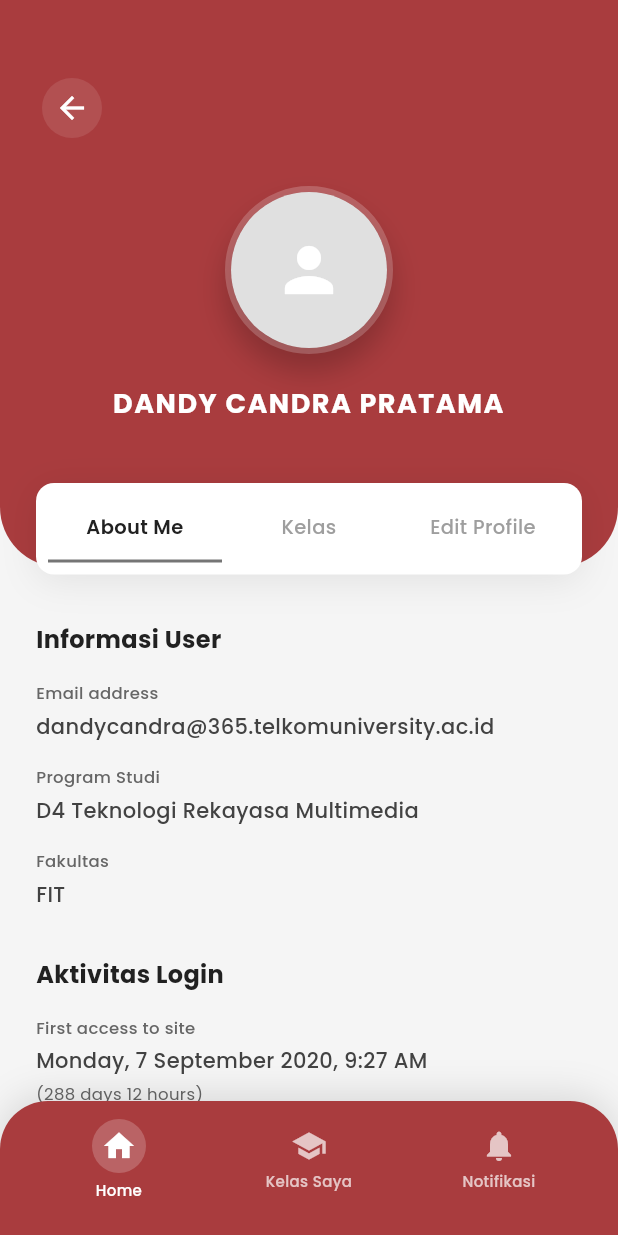
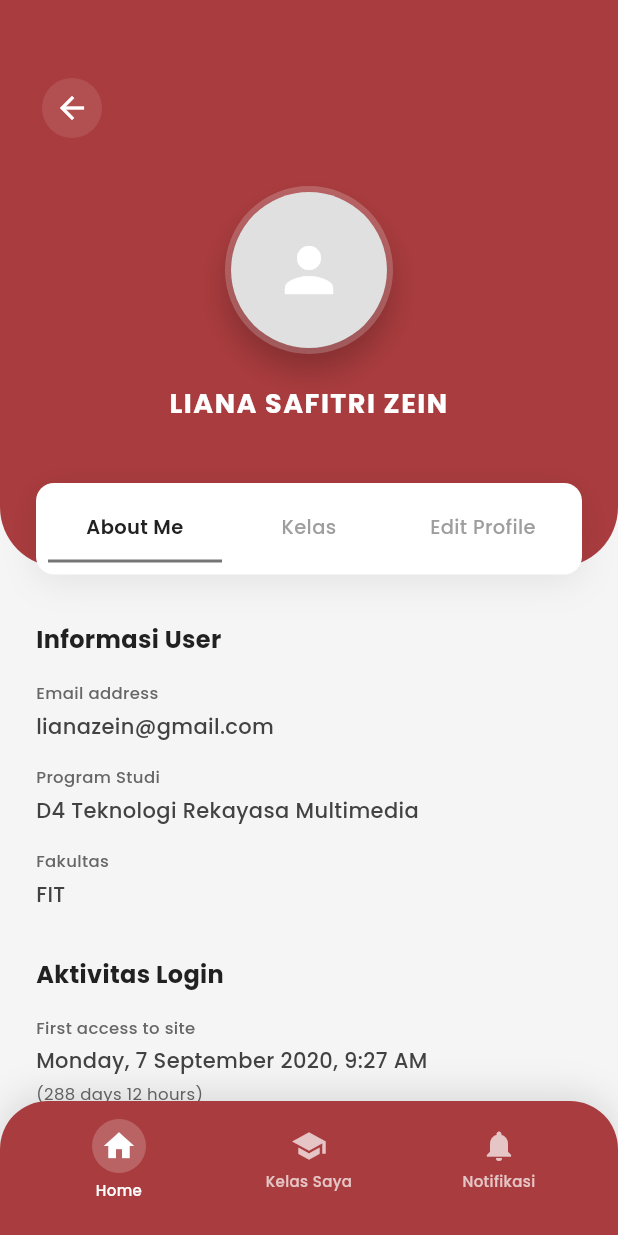
Before and after one commit to lianazein09/lmsuas, a Flutter app: the ProfileScreen screen opened directly, on a phone screen of 412 x 824 dp. Run offline on Flutter 3.47's test engine with Material 3 defaults, Android fonts, the phone set to English and light mode, and no system bars; our stand-ins replace google_fonts; network calls fail.

Commit message:
mengubah di screen pofil

```diff
--- a/lib/screens/home_screen.dart
+++ b/lib/screens/home_screen.dart
@@ -88,7 +88,7 @@ class _HomeScreenState extends State<HomeScreen> {
               ),
               const SizedBox(height: 4),
               Text(
-                'DANDY CANDRA\nPRATAMA',
+                'LIANA SAFITRI\nZEIN',
                 style: GoogleFonts.poppins(
                   color: Colors.white,
                   fontSize: 20,
--- a/lib/screens/profile_screen.dart
+++ b/lib/screens/profile_screen.dart
@@ -21,8 +21,8 @@ class _ProfileScreenState extends State<ProfileScreen> {
 
   // User data (in real app, this would come from an API)
   final Map<String, String> _userData = {
-    'name': 'Dandy Candra Pratama',
-    'email': 'dandycandra@365.telkomuniversity.ac.id',
+    'name': 'Liana Safitri Zein',
+    'email': 'lianazein@gmail.com',
     'programStudi': 'D4 Teknologi Rekayasa Multimedia',
     'fakultas': 'FIT',
     'firstAccess': 'Monday, 7 September 2020, 9:27 AM',
@@ -409,9 +409,9 @@ class _ProfileScreenState extends State<ProfileScreen> {
   }
 
   // Text controllers for edit profile form
-  final _firstNameController = TextEditingController(text: 'Dandy');
-  final _lastNameController = TextEditingController(text: 'Candra Pratama');
-  final _emailEditController = TextEditingController(text: 'dandy.cp@example.com');
+  final _firstNameController = TextEditingController(text: 'Liana');
+  final _lastNameController = TextEditingController(text: 'Zein');
+  final _emailEditController = TextEditingController(text: 'lianazein@gmail.com');
   final _countryController = TextEditingController(text: 'Indonesia');
   final _descriptionController = TextEditingController();
 
@@ -430,7 +430,7 @@ class _ProfileScreenState extends State<ProfileScreen> {
           _buildFormField(
             label: 'Nama Pertama',
             controller: _firstNameController,
-            placeholder: 'Dandy',
+            placeholder: 'Liana',
             isDark: isDark,
             cardColor: cardColor,
             borderColor: borderColor,
@@ -442,7 +442,7 @@ class _ProfileScreenState extends State<ProfileScreen> {
           _buildFormField(
             label: 'Nama Terakhir',
             controller: _lastNameController,
-            placeholder: 'Candra Pratama',
+            placeholder: 'Zein',
             isDark: isDark,
             cardColor: cardColor,
             borderColor: borderColor,
@@ -454,7 +454,7 @@ class _ProfileScreenState extends State<ProfileScreen> {
           _buildFormField(
             label: 'E-mail Address',
             controller: _emailEditController,
-            placeholder: 'dandy.cp@example.com',
+            placeholder: 'lianazein@gmail.com',
             isDark: isDark,
             cardColor: cardColor,
             borderColor: borderColor,
```
